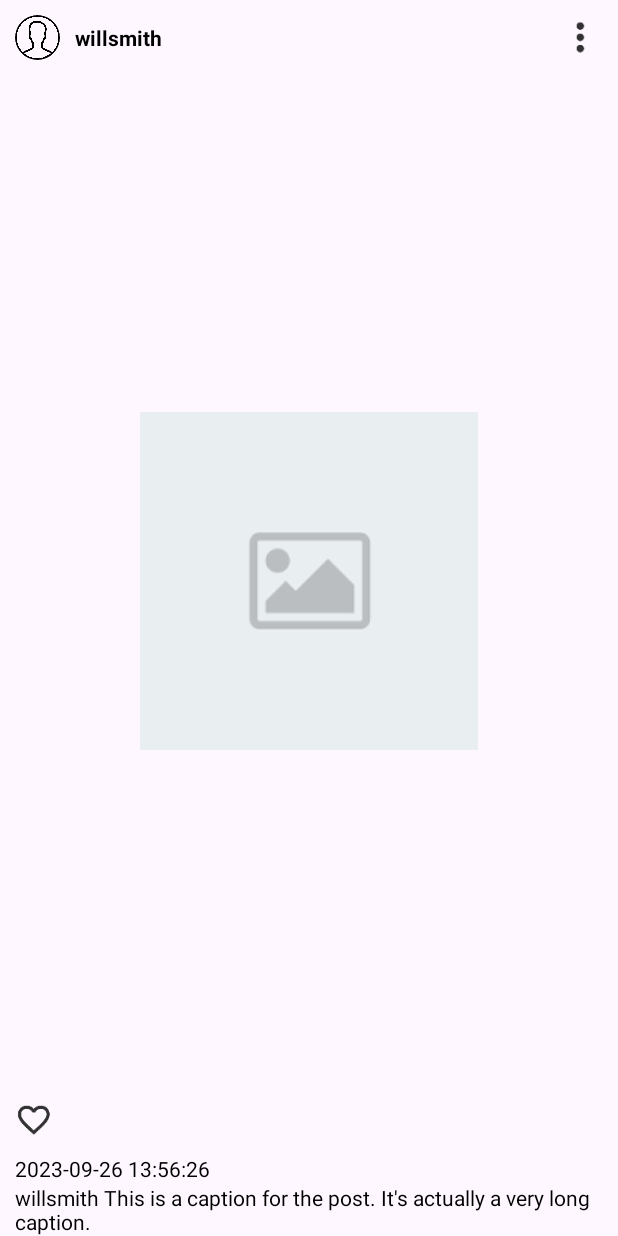
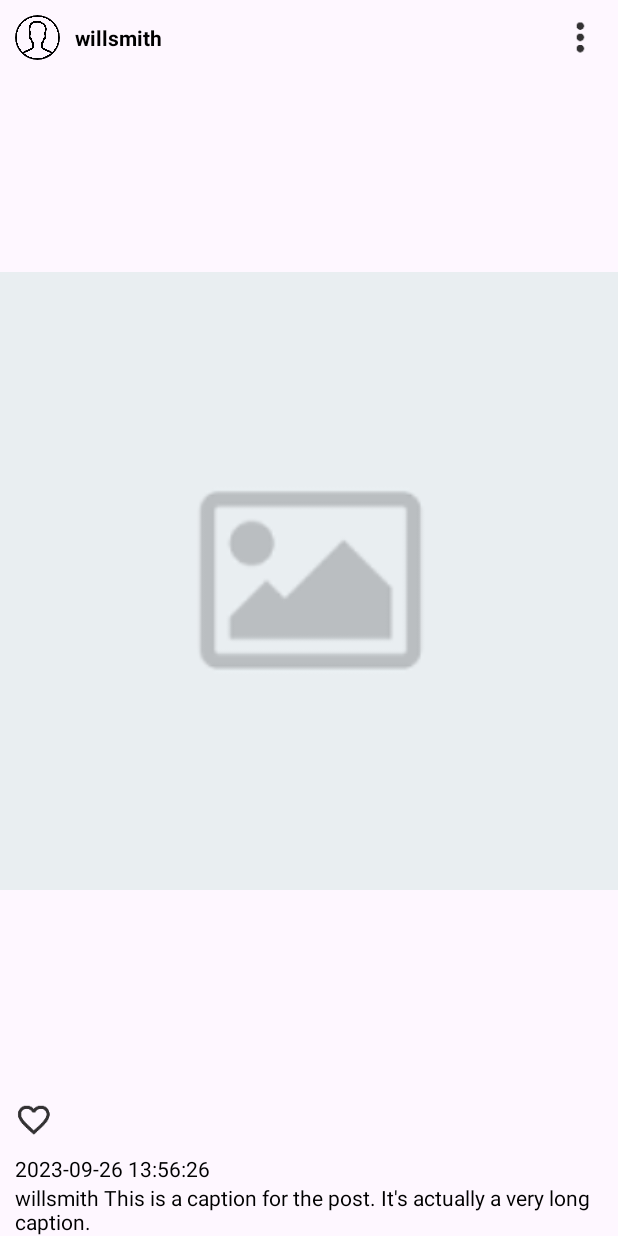
Before and after one commit to KinnHoe/assignment-ocean, an Android app: the layout moment_item.xml on its own in the app's theme, with its tools: preview values and no code run, on a phone screen of 412 x 824 dp. Run offline under Robolectric (Android 15) with nearby library versions, the light colour scheme and no system bars.

Commit message:
Update moment_item.xml

```diff
--- a/app/src/main/res/layout/moment_item.xml
+++ b/app/src/main/res/layout/moment_item.xml
@@ -35,7 +35,7 @@
         android:id="@+id/post_image"
         android:layout_width="match_parent"
         android:layout_height="0dp"
-        android:scaleType="centerInside"
+        android:scaleType="fitCenter"
         app:layout_constraintTop_toBottomOf="@id/user_photo_image"
         app:layout_constraintBottom_toTopOf="@id/like_image"
         android:src="@drawable/image_placeholder"/>
```
